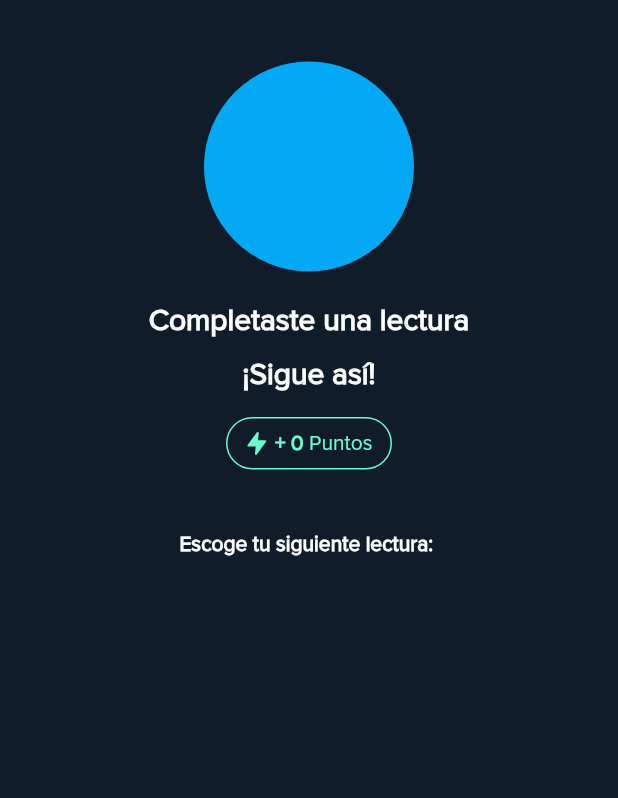
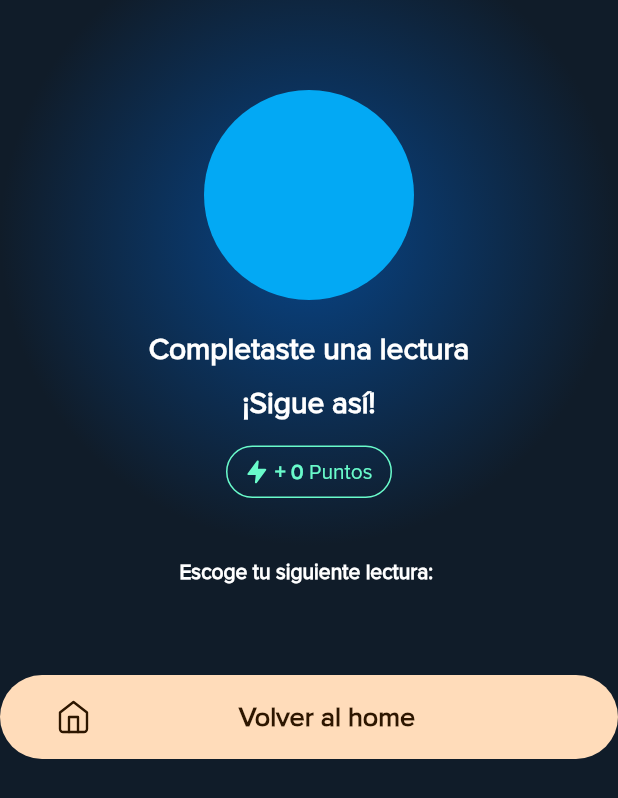
Before and after one commit to AccentioStudios/quinientas_historias_mobile, a Flutter app: the ReadingStorySuccessPage screen opened directly with empty values, on a phone screen of 412 x 824 dp. Shown: the top 798 px of the screen. Run offline on Flutter 3.47's test engine with Material 2 defaults, Android fonts, the phone set to English and light mode, and no system bars; drawn by our look-alikes of auto_size_text; our stand-ins replace bloc, carousel_slider, device_info_plus, firebase_core, flutter_bloc, flutter_html and 9 more; missing offline and left inert: alice, custom_nested_scroll_view, dart_jsonwebtoken; accounts and stored records are empty; statements that could not run were skipped.

Commit message:
feat(story_points): gradiant, points bar color fix

```diff
--- a/lib/features/reading_module/reading_story/ui/pages/reading_story_success_page.dart
+++ b/lib/features/reading_module/reading_story/ui/pages/reading_story_success_page.dart
@@ -5,6 +5,7 @@ import 'package:flutter_svg/flutter_svg.dart';
 import 'package:quinientas_historias/core/ui/widgets/outlined_card.dart';
 import 'package:quinientas_historias/core/ui/widgets/padding_column.dart';
 import 'package:quinientas_historias/core/ui/widgets/single_chip.dart';
+import 'package:quinientas_historias/core/ui/widgets/story_cover.dart';
 import 'package:quinientas_historias/core/utils/colors.dart';
 import 'package:quinientas_historias/core/utils/constants.dart';
 import 'package:quinientas_historias/features/profiles_module/user_profile/ui/widgets/user_profile_avatar.dart';
@@ -12,6 +13,7 @@ import 'package:quinientas_historias/features/profiles_module/user_profile/ui/wi
 import '../../../../../core/data/entities/story_entity.dart';
 import '../../../../../core/routes/routes.dart';
 import '../../../../../core/ui/widgets/big_button.dart';
+import '../../reading_story_provider.dart';
 import '../widgets/reading_story_appbar.dart';
 
 class ReadingStorySuccessPage extends StatelessWidget {
@@ -32,9 +34,25 @@ class ReadingStorySuccessPage extends StatelessWidget {
           alignment: Alignment.center,
           child: Column(
             children: <Widget>[
-              SizedBox(
-                height: Constants.space41,
+              Stack(
+                alignment: Alignment.center,
+                children: [
+                  Container(
+                    width: MediaQuery.of(context).size.width,
+                    height: 450,
+                    decoration: BoxDecoration(
+                      borderRadius: BorderRadius.circular(10),
+                      gradient: RadialGradient(
+                        center: Alignment(0, -0.3),
+                        colors: [
+                          Color.fromRGBO(8, 69, 136, 1),
+                          Color.fromRGBO(16, 28, 41, 1)
+                        ],
                       ),
+                    ),
+                  ),
+                  Column(
+                    children: [
                       CircleAvatar(
                         radius: 70,
                         backgroundColor: Colors.lightBlue,
@@ -44,14 +62,16 @@ class ReadingStorySuccessPage extends StatelessWidget {
                       ),
                       Text(
                         "Completaste una lectura",
-                style: TextStyle(fontSize: 20, fontWeight: FontWeight.w700),
+                        style: TextStyle(
+                            fontSize: 20, fontWeight: FontWeight.w700),
                       ),
                       SizedBox(
                         height: Constants.space12,
                       ),
                       Text(
                         "¡Sigue así!",
-                style: TextStyle(fontSize: 20, fontWeight: FontWeight.w700),
+                        style: TextStyle(
+                            fontSize: 20, fontWeight: FontWeight.w700),
                       ),
                       SizedBox(
                         height: Constants.space16,
@@ -61,10 +81,9 @@ class ReadingStorySuccessPage extends StatelessWidget {
                         child: Container(
                           clipBehavior: Clip.antiAlias,
                           decoration: BoxDecoration(
-                      color: backgroundDarkColor,
                               borderRadius: Constants.borderRadius18,
-                      border:
-                          Border.all(color: Color.fromRGBO(105, 251, 203, 1))),
+                              border: Border.all(
+                                  color: Color.fromRGBO(105, 251, 203, 1))),
                           child: InkWell(
                             borderRadius: Constants.borderRadius18,
                             child: Padding(
@@ -83,7 +102,8 @@ class ReadingStorySuccessPage extends StatelessWidget {
                                     Text(' + $points ',
                                         style: TextStyle(
                                             fontWeight: FontWeight.bold,
-                                    color: Color.fromRGBO(105, 251, 203, 1))),
+                                            color: Color.fromRGBO(
+                                                105, 251, 203, 1))),
                                     Text(
                                       'Puntos',
                                       style: TextStyle(
@@ -101,12 +121,22 @@ class ReadingStorySuccessPage extends StatelessWidget {
                       Text(
                         'Escoge tu siguiente lectura: ',
                         style: TextStyle(fontWeight: FontWeight.w600),
+                      ),
+                    ],
                   )
+                ],
+              ),
+
               /*Text(
                 'Success Page: Points $points',
               ),
+              SizedBox(
+                height: Constants.space12,
+              ),
               if (recomendedStories != null)
-                ...recomendedStories!.map((story) => Text(story.title)).toList(),
+                ...recomendedStories!
+                    .map((story) => Text(story.title))
+                    .toList(),
               BigButton(
                   text: 'Volver al home',
                   svgIconPath: 'assets/icons/home-outline-icon.svg',
@@ -114,6 +144,25 @@ class ReadingStorySuccessPage extends StatelessWidget {
                     Navigator.of(context, rootNavigator: true)
                         .pushNamed(Routes.homeNavigator);
                   })*/
+              GridView.count(
+                padding: EdgeInsets.zero,
+                shrinkWrap: true,
+                crossAxisSpacing: Constants.space16,
+                childAspectRatio: 145 / 147,
+                crossAxisCount: 2,
+                children: <Widget>[
+                  if (recomendedStories != null)
+                    ...recomendedStories!.map(
+                        (story) => StoryCover(story: story, onTap: () => {}))
+                ],
+              ),
+              BigButton(
+                  text: 'Volver al home',
+                  svgIconPath: 'assets/icons/home-outline-icon.svg',
+                  onPressed: () {
+                    Navigator.of(context, rootNavigator: true)
+                        .pushNamed(Routes.homeNavigator);
+                  }),
             ],
           ),
         ),
```
Lines whose indentation alone changed are shown as unchanged.
